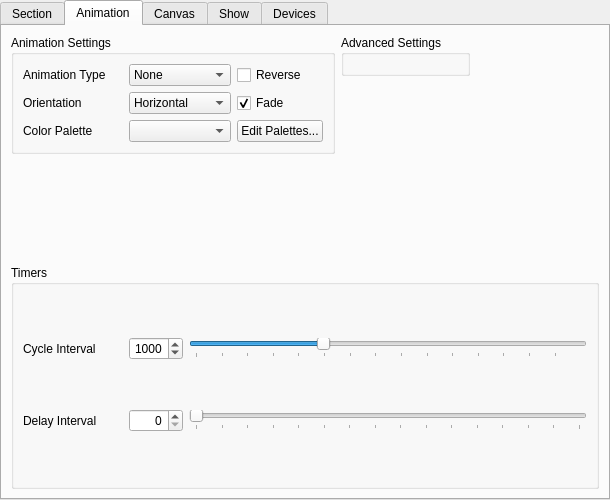
Old version of the form src/widget/maestrocontrolwidget.ui in the repository 8bitbuddhist/PixelMaestro-Studio.
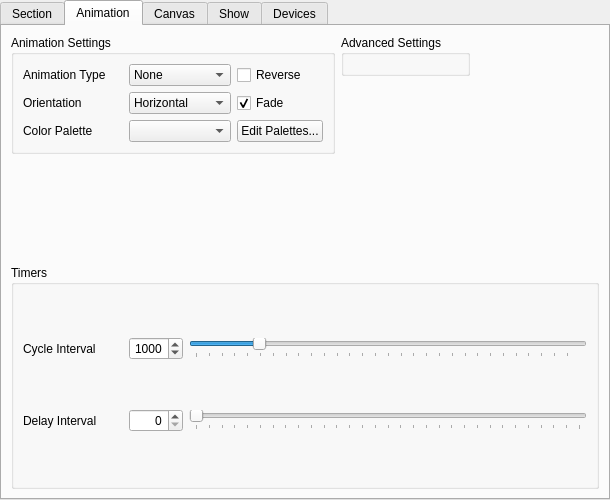
New version of the form. The open tabs and pages were chosen to show the change. Icons and pictures are not drawn.

Commit message: MaestroControlWidget - Set max timer interval to 6000ms.

Patch:
```diff
--- a/src/widget/maestrocontrolwidget.ui
+++ b/src/widget/maestrocontrolwidget.ui
@@ -364,7 +364,7 @@
              <number>10</number>
             </property>
             <property name="maximum">
-             <number>3000</number>
+             <number>6000</number>
             </property>
             <property name="singleStep">
              <number>10</number>
@@ -415,7 +415,7 @@
              <string>The amount of time to wait before starting the next cycle</string>
             </property>
             <property name="maximum">
-             <number>3000</number>
+             <number>6000</number>
             </property>
             <property name="singleStep">
              <number>10</number>
```
Left out of the diff: 12 changed lines with no effect on the pictures.
